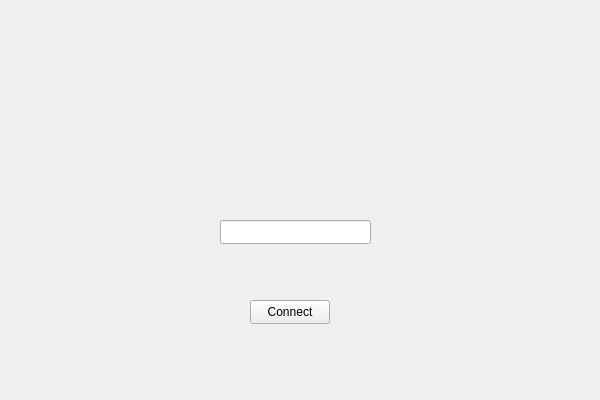
First picture: the form in ChatAppClient/ChatAppClient.ui, repository pahuljotmatharoo/SignalSync-client, before the edit.
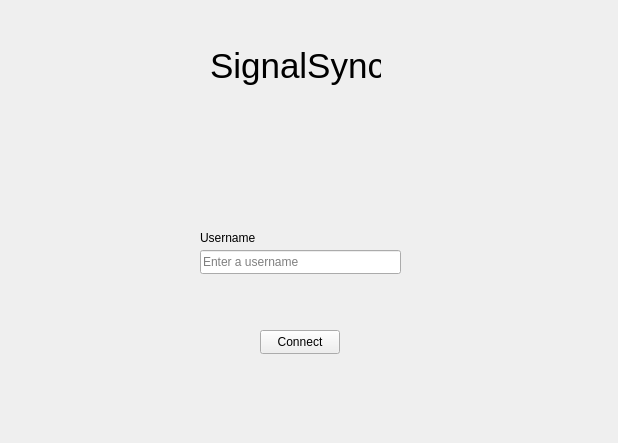
Second picture: the form after the edit.

Diff of the .ui file:
```diff
--- a/ChatAppClient/ChatAppClient.ui
+++ b/ChatAppClient/ChatAppClient.ui
@@ -6,8 +6,8 @@
    <rect>
     <x>0</x>
     <y>0</y>
-    <width>600</width>
-    <height>400</height>
+    <width>618</width>
+    <height>443</height>
    </rect>
   </property>
   <property name="windowTitle">
@@ -17,8 +17,8 @@
    <widget class="QPushButton" name="pushButton">
     <property name="geometry">
      <rect>
-      <x>250</x>
-      <y>300</y>
+      <x>260</x>
+      <y>330</y>
       <width>80</width>
       <height>24</height>
      </rect>
@@ -30,11 +30,45 @@
    <widget class="QLineEdit" name="lineEdit">
     <property name="geometry">
      <rect>
-      <x>220</x>
-      <y>220</y>
-      <width>151</width>
+      <x>200</x>
+      <y>250</y>
+      <width>201</width>
       <height>24</height>
      </rect>
+    </property>
+    <property name="placeholderText">
+     <string>Enter a username</string>
+    </property>
+   </widget>
+   <widget class="QLabel" name="label">
+    <property name="geometry">
+     <rect>
+      <x>210</x>
+      <y>40</y>
+      <width>171</width>
+      <height>51</height>
+     </rect>
+    </property>
+    <property name="font">
+     <font>
+      <pointsize>26</pointsize>
+     </font>
+    </property>
+    <property name="text">
+     <string>SignalSync</string>
+    </property>
+   </widget>
+   <widget class="QLabel" name="label_2">
+    <property name="geometry">
+     <rect>
+      <x>200</x>
+      <y>230</y>
+      <width>61</width>
+      <height>16</height>
+     </rect>
+    </property>
+    <property name="text">
+     <string>Username</string>
     </property>
    </widget>
   </widget>
```
